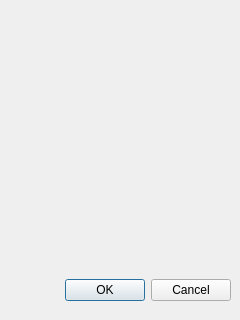
FigueroaCode/ProductivityTimer, file saveintervalpage.ui: the form before one commit.
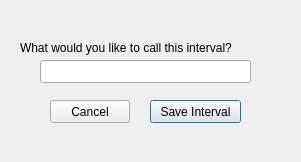
The form after the commit.

Commit message: Added save interval page and functionality.

Patch:
```diff
--- a/saveintervalpage.ui
+++ b/saveintervalpage.ui
@@ -5,27 +5,60 @@
    <rect>
     <x>0</x>
     <y>0</y>
-    <width>240</width>
-    <height>320</height>
+    <width>301</width>
+    <height>162</height>
    </rect>
   </property>
   <property name="windowTitle">
    <string>Dialog</string>
   </property>
-  <widget name="buttonBox" class="QDialogButtonBox">
+  <widget class="QLineEdit" name="intervalNameEdit">
    <property name="geometry">
     <rect>
-     <x>10</x>
-     <y>270</y>
-     <width>221</width>
-     <height>41</height>
+     <x>40</x>
+     <y>60</y>
+     <width>211</width>
+     <height>23</height>
     </rect>
    </property>
-   <property name="orientation">
-    <enum>Qt::Horizontal</enum>
+  </widget>
+  <widget class="QLabel" name="label">
+   <property name="geometry">
+    <rect>
+     <x>20</x>
+     <y>40</y>
+     <width>251</width>
+     <height>16</height>
+    </rect>
    </property>
-   <property name="standardButtons">
-    <set>QDialogButtonBox::Cancel|QDialogButtonBox::Ok</set>
+   <property name="text">
+    <string>What would you like to call this interval?</string>
+   </property>
+  </widget>
+  <widget class="QPushButton" name="saveButton">
+   <property name="geometry">
+    <rect>
+     <x>150</x>
+     <y>100</y>
+     <width>91</width>
+     <height>23</height>
+    </rect>
+   </property>
+   <property name="text">
+    <string>Save Interval</string>
+   </property>
+  </widget>
+  <widget class="QPushButton" name="cancelButton">
+   <property name="geometry">
+    <rect>
+     <x>50</x>
+     <y>100</y>
+     <width>80</width>
+     <height>23</height>
+    </rect>
+   </property>
+   <property name="text">
+    <string>Cancel</string>
    </property>
   </widget>
  </widget>
```
Left out of the diff: 38 changed lines with no effect on the pictures. The commit also changes 5 other files.
